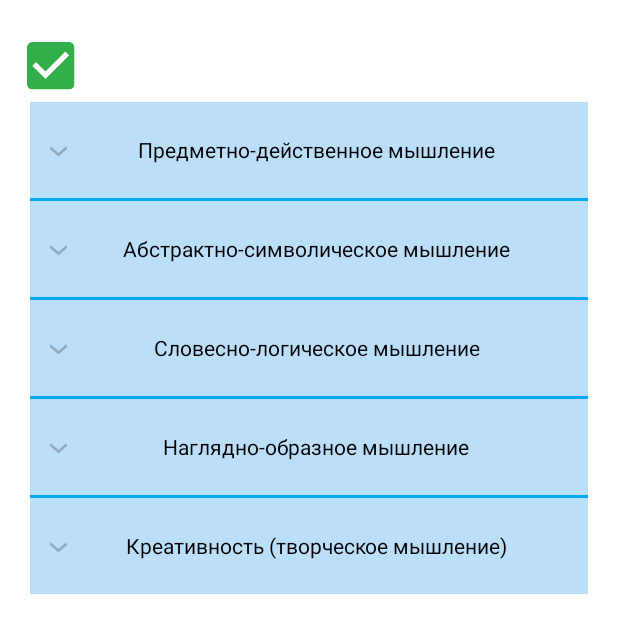
After one commit to velichkomarija/oh-my-diploma, an Android app: the ResultTwoQuestionActivity screen opened directly, with no data from a screen before it, on a phone screen of 412 x 824 dp. The commit adds this screen. Shown: the top 633 px of the screen. Run offline under Robolectric (Android 15) with nearby library versions, the light colour scheme and no system bars; 1 statement that could not run was skipped.

Commit message:
Обработка результатов теста

```diff
--- a/app/src/main/AndroidManifest.xml
+++ b/app/src/main/AndroidManifest.xml
@@ -84,10 +84,12 @@
         <activity
             android:name=".views.questionnaire.QuestionOneActivity"
             android:screenOrientation="landscape" />
-
         <activity
             android:name=".views.questionnaire.QuestionTwoActivity"
             android:screenOrientation="landscape" />
+        <activity
+            android:name=".views.questionnaire.ResultTwoQuestionActivity"
+            android:screenOrientation="portrait"></activity>
     </application>
 
 </manifest>
--- a/app/src/main/java/com/example/velickomarija/diploma/models/Algorithms.java
+++ b/app/src/main/java/com/example/velickomarija/diploma/models/Algorithms.java
@@ -20,6 +20,34 @@ public class Algorithms {
 
     private static final String resQuestion4 = "У Вас нет склонности инициировать планы и " +
             "интерпретировать опыт. Вы ориентируетесь на повседневные дела и реагируете на текущие ситуации.";
+
+    private static final String resQuestion11 = "Предметно-действенное мышление свойственно людям дела." +
+            " Они усваивают информацию через движения. Обычно они обладают хорошей координацией " +
+            "движений. Их руками создан весь окружающий нас предметный мир. Они водят машины, стоят " +
+            "у станков, собирают компьютеры. Без них невозможно реализовать самую блестящую идею. " +
+            "Этим мышление важно для спортсменов, танцоров, артистов.";
+
+    private static final String resQuestion22 = "Абстрактно-символическим мышлением обладают многие " +
+            "ученые – физики-теоретики, математики, экономисты, программисты, аналитики. " +
+            "Они могут усваивать информацию с помощью математических кодов, формул и операций, " +
+            "которые нельзя ни потрогать, ни представить. Благодаря особенностям " +
+            "такого мышления на основе гипотез сделаны многие открытия во всех областях науки.";
+
+    private static final String resQuestion33 = "Словесно-логическое мышление отличает людей с ярко" +
+            " выраженным вербальным (словесным) интеллектом. Благодаря развитому " +
+            "словесно-логическому мышлению ученый, преподаватель, переводчик, писатель, филолог," +
+            " журналист могут сформулировать свои мысли и донести их до людей. " +
+            "Это умение необходимо руководителям, политикам и общественным деятелям.";
+
+    private static final String resQuestion44 = "Наглядно-образным мышлением обладают люди с " +
+            "художественным складом ума, которые могут представить и то, что было, и то, что будет," +
+            " и то, чего никогда не было и не будет – художники, поэты, писатели, режиссеры. " +
+            "Архитектор, конструктор, дизайнер, художник, режиссер должны обладать " +
+            "развитым наглядно-образным мышлением.";
+
+    private static final String resQuestion55 = "Креативность – это способность мыслить творчески," +
+            " находить нестандартные решения задачи. Это редкое и ничем не заменимое качество," +
+            " отличающее людей, талантливых в любой сфере деятельности.";
 
     private static final Map<Integer, String> generalWordsMap;
 
@@ -462,6 +490,115 @@ public class Algorithms {
             }
         }
 
-        return  getFullResult(res);
+        return getFullResult(res);
     }
+
+    //перечень типов памяти для второго опросника
+    private String getFullResult(int[] array) {
+        StringBuffer result = new StringBuffer();
+        result.append("Предметно-действенное мышление. ")
+                .append(getLevel(array[0]))
+                .append("\n")
+                .append("Абстрактно-символическое мышление. ")
+                .append(getLevel(array[1]))
+                .append("\n")
+                .append("Словесно-логическое мышление. ")
+                .append(getLevel(array[2]))
+                .append("\n")
+                .append("Наглядно-образное мышление. ")
+                .append(getLevel(array[3]))
+                .append("\n")
+                .append("Креативность (творческое мышление). ")
+                .append(getLevel(array[4]))
+                .append("\n");
+
+        return result.toString();
+    }
+
+    //функция вычисления уровня развития типа мышления
+    private String getLevel(int number) {
+        if (0 <= number && number <= 2) {
+            return "Уровень - низкий.";
+        }
+        if (3 <= number && number <= 5) {
+            return "Уровень - средний.";
+        } else {
+            return "Уровень - высокий.";
+        }
+    }
+
+    //подсчет результатов второго опросника
+    public String algorithmQuestion2(int[] array) {
+        int[] mind = new int[5];
+
+
+        for (int i = 0; i < array.length; i++) {
+            if ((i == 0) ||
+                    (i == 5) ||
+                    (i == 10) ||
+                    (i == 15) ||
+                    (i == 20) ||
+                    (i == 25) ||
+                    (i == 30) ||
+                    (i == 35)) {
+                mind[0] = mind[0] + array[i];
+            }
+            if ((i == 1) ||
+                    (i == 6) ||
+                    (i == 11) ||
+                    (i == 16) ||
+                    (i == 21) ||
+                    (i == 26) ||
+                    (i == 31) ||
+                    (i == 36)) {
+                mind[1] = mind[1] + array[i];
+            }
+            if ((i == 2) ||
+                    (i == 7) ||
+                    (i == 12) ||
+                    (i == 17) ||
+                    (i == 22) ||
+                    (i == 27) ||
+                    (i == 32) ||
+                    (i == 37)) {
+                mind[2] = mind[2] + array[i];
+            }
+            if ((i == 3) ||
+                    (i == 8) ||
+                    (i == 13) ||
+                    (i == 18) ||
+                    (i == 23) ||
+                    (i == 28) ||
+                    (i == 33) ||
+                    (i == 38)) {
+                mind[3] = mind[3] + array[i];
+            } else {
+                mind[4] = mind[4] + array[i];
+            }
+        }
+
+        return getFullResult(getFullResult(mind));
+    }
+
+
+    public static String getResQuestion11() {
+        return resQuestion11;
+    }
+
+    public static String getResQuestion22() {
+        return resQuestion22;
+    }
+
+    public static String getResQuestion33() {
+        return resQuestion33;
+    }
+
+    public static String getResQuestion44() {
+        return resQuestion44;
+    }
+
+    public static String getResQuestion55() {
+        return resQuestion55;
+    }
+
 }
--- /dev/null
+++ b/app/src/main/java/com/example/velickomarija/diploma/views/questionnaire/ResultTwoQuestionActivity.java
@@ -0,0 +1,110 @@
+package com.example.velickomarija.diploma.views.questionnaire;
+
+import android.support.v7.app.AppCompatActivity;
+import android.os.Bundle;
+import android.widget.ExpandableListView;
+import android.widget.SimpleExpandableListAdapter;
+import android.widget.TextView;
+
+import com.example.velickomarija.diploma.R;
+import com.example.velickomarija.diploma.models.Algorithms;
+import com.example.velickomarija.diploma.models.TextUtils;
+
+import java.util.ArrayList;
+import java.util.HashMap;
+import java.util.Map;
+
+public class ResultTwoQuestionActivity extends AppCompatActivity {
+
+    TextView textView;
+    Algorithms algorithms = new Algorithms();
+    // коллекция для групп
+    ArrayList<Map<String, String>> groupDataList = new ArrayList<>();
+    Map<String, String> map;
+    String[] title = new String[]{"Предметно-действенное мышление",
+            "Абстрактно-символическое мышление",
+            "Словесно-логическое мышление",
+            "Наглядно-образное мышление",
+            "Креативность (творческое мышление)"};
+
+    public void onBackPressed() {
+        // do nothing
+    }
+
+    @Override
+    protected void onCreate(Bundle savedInstanceState) {
+        super.onCreate(savedInstanceState);
+        setContentView(R.layout.activity_result_two_question);
+
+        textView = (TextView) findViewById(R.id.questionResult);
+        float size = TextUtils.textSize(getBaseContext());
+        textView.setTextSize(size * 1.7f);
+        Bundle arguments = getIntent().getExtras();
+        String result = arguments.get("result").toString();
+
+        for (String group : title) {
+            // заполняем список атрибутов для каждой группы
+            map = new HashMap<>();
+            map.put("groupName", group);
+            groupDataList.add(map);
+        }
+        textView.setText(result);
+
+        // список атрибутов групп для чтения
+        String groupFrom[] = new String[]{"groupName"};
+        // список ID view-элементов, в которые будет помещены атрибуты групп
+        int groupTo[] = new int[]{android.R.id.text1};
+
+        // создаем общую коллекцию для коллекций элементов
+        ArrayList<ArrayList<Map<String, String>>> сhildDataList = new ArrayList<>();
+
+        // в итоге получится сhildDataList = ArrayList<сhildDataItemList>
+
+        // создаем коллекцию элементов для первой группы
+        ArrayList<Map<String, String>> сhildDataItemList = new ArrayList<>();
+        map = new HashMap<>();
+        map.put("monthName", algorithms.getResQuestion11());
+        сhildDataItemList.add(map);
+        сhildDataList.add(сhildDataItemList);
+
+        сhildDataItemList = new ArrayList<>();
+        map = new HashMap<>();
+        map.put("monthName", algorithms.getResQuestion22());
+        сhildDataItemList.add(map);
+        сhildDataList.add(сhildDataItemList);
+
+        // создаем коллекцию элементов для третьей группы
+        сhildDataItemList = new ArrayList<>();
+        map = new HashMap<>();
+        map.put("monthName", algorithms.getResQuestion33());
+        сhildDataItemList.add(map);
+        сhildDataList.add(сhildDataItemList);
+
+        сhildDataItemList = new ArrayList<>();
+        map = new HashMap<>();
+        map.put("monthName", algorithms.getResQuestion44());
+        сhildDataItemList.add(map);
+        сhildDataList.add(сhildDataItemList);
+
+        сhildDataItemList = new ArrayList<>();
+        map = new HashMap<>();
+        map.put("monthName", algorithms.getResQuestion55());
+        сhildDataItemList.add(map);
+        сhildDataList.add(сhildDataItemList);
+
+        // список атрибутов элементов для чтения
+        String childFrom[] = new String[]{"monthName"};
+        // список ID view-элементов, в которые будет помещены атрибуты
+        // элементов
+        int childTo[] = new int[]{android.R.id.text1};
+
+        SimpleExpandableListAdapter adapter = new SimpleExpandableListAdapter(
+                this, groupDataList,
+                R.layout.list_item, groupFrom,
+                groupTo, сhildDataList, R.layout.list_item_chld,
+                childFrom, childTo);
+
+        ExpandableListView expandableListView = (ExpandableListView) findViewById(R.id.expListView);
+        expandableListView.setAdapter(adapter);
+    }
+}
--- /dev/null
+++ b/app/src/main/res/layout/activity_result_two_question.xml
@@ -0,0 +1,40 @@
+<?xml version="1.0" encoding="utf-8"?>
+<LinearLayout
+    xmlns:android="http://schemas.android.com/apk/res/android"
+    android:layout_width="fill_parent"
+    android:layout_height="fill_parent"
+    android:orientation="vertical">
+
+    <LinearLayout
+        android:layout_width="match_parent"
+        android:layout_height="wrap_content"
+        android:orientation="horizontal">
+
+        <ImageView
+            android:id="@+id/image"
+            android:layout_width="wrap_content"
+            android:layout_height="wrap_content"
+            android:layout_marginStart="10dp"
+            android:layout_marginTop="20dp"
+            android:src="@mipmap/result" />
+
+        <TextView
+            android:id="@+id/questionResult"
+            android:layout_width="match_parent"
+            android:layout_height="wrap_content"
+            android:layout_alignParentStart="true"
+            android:layout_marginStart="10dp"
+            android:layout_marginTop="20dp"
+            android:text="" />
+    </LinearLayout>
+
+    <ExpandableListView
+        android:id="@+id/expListView"
+        style="@android:style/Widget.Material.ExpandableListView"
+        android:layout_width="match_parent"
+        android:layout_height="wrap_content"
+        android:layout_marginBottom="30dp"
+        android:layout_marginHorizontal="20dp"
+        android:divider="@color/colorPrimary"
+        android:dividerHeight="2dp"></ExpandableListView>
+</LinearLayout>
--- /dev/null
+++ b/app/src/main/res/layout/list_item.xml
@@ -0,0 +1,11 @@
+<?xml version="1.0" encoding="utf-8"?>
+<TextView xmlns:android="http://schemas.android.com/apk/res/android"
+    android:id="@android:id/text1"
+    android:layout_width="match_parent"
+    android:layout_height="?android:attr/listPreferredItemHeight"
+    android:paddingStart="10sp"
+    android:textAppearance="?android:attr/textAppearanceListItem"
+    android:gravity="center"
+    android:backgroundTint="@color/colorPrimaryLight"
+    android:textSize="14sp"
+    />
--- a/app/src/main/res/values/colors.xml
+++ b/app/src/main/res/values/colors.xml
@@ -1,6 +1,7 @@
 <?xml version="1.0" encoding="utf-8"?>
 <resources>
     <color name="colorPrimary">#03a9f4</color>
+    <color name="colorPrimaryLight">#bbdefb</color>
     <color name="colorPrimaryDark">#027ed1</color>
     <color name="colorAccent">#37bc51</color>
     <color name="black">#000000</color>
--- a/app/src/main/res/values/styles.xml
+++ b/app/src/main/res/values/styles.xml
@@ -1,6 +1,6 @@
 <resources>
     <!-- Base application theme. -->
-    <style name="AppTheme" parent="Theme.AppCompat.NoActionBar">
+    <style name="AppTheme" parent="Theme.AppCompat.Light.NoActionBar">
         <!-- Customize your theme here. -->
         <item name="android:background">@color/white</item>
         <item name="android:textSize">16sp</item>
```
Also changed, not shown: app/src/main/java/com/example/velickomarija/diploma/views/questionnaire/QuestionTwoActivity.java (+13 -17 lines), app/src/main/res/layout/list_item_chld.xml (added, +11 -0 lines).
